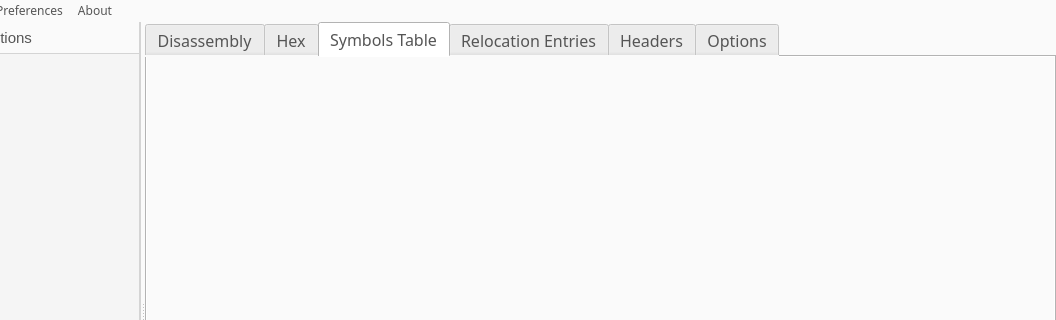
Old version of the form src/mainwindow.ui in the repository jubal-R/ObjGui; both pictures show x 142 to 1198 and y 0 to 320 of the 1198 by 624 pixel window.
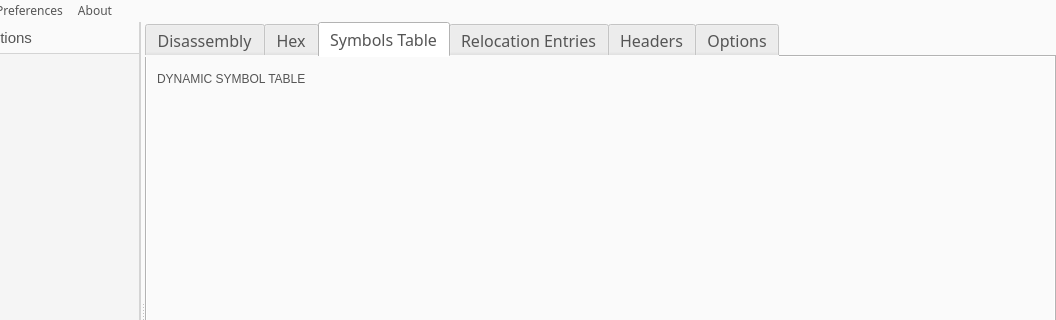
New version of the form. The open tabs and pages were chosen to show the change.

Commit message: Added labels to relocation and symbols tabs

What changed in the file:
```diff
--- a/src/mainwindow.ui
+++ b/src/mainwindow.ui
@@ -596,7 +596,7 @@
             <property name="spacing">
              <number>1</number>
             </property>
-            <item row="0" column="0">
+            <item row="2" column="0">
              <widget class="QPlainTextEdit" name="symbolsBrowser">
               <property name="font">
                <font>
@@ -619,6 +619,13 @@
               </property>
              </widget>
             </item>
+            <item row="0" column="0">
+             <widget class="QLabel" name="symbolsTableLabel">
+              <property name="text">
+               <string>DYNAMIC SYMBOL TABLE</string>
+              </property>
+             </widget>
+            </item>
            </layout>
           </widget>
           <widget class="QWidget" name="relocationsTab">
```
Left out of the diff: 21 changed lines with no effect on the pictures. The commit also changes 2 other files.
